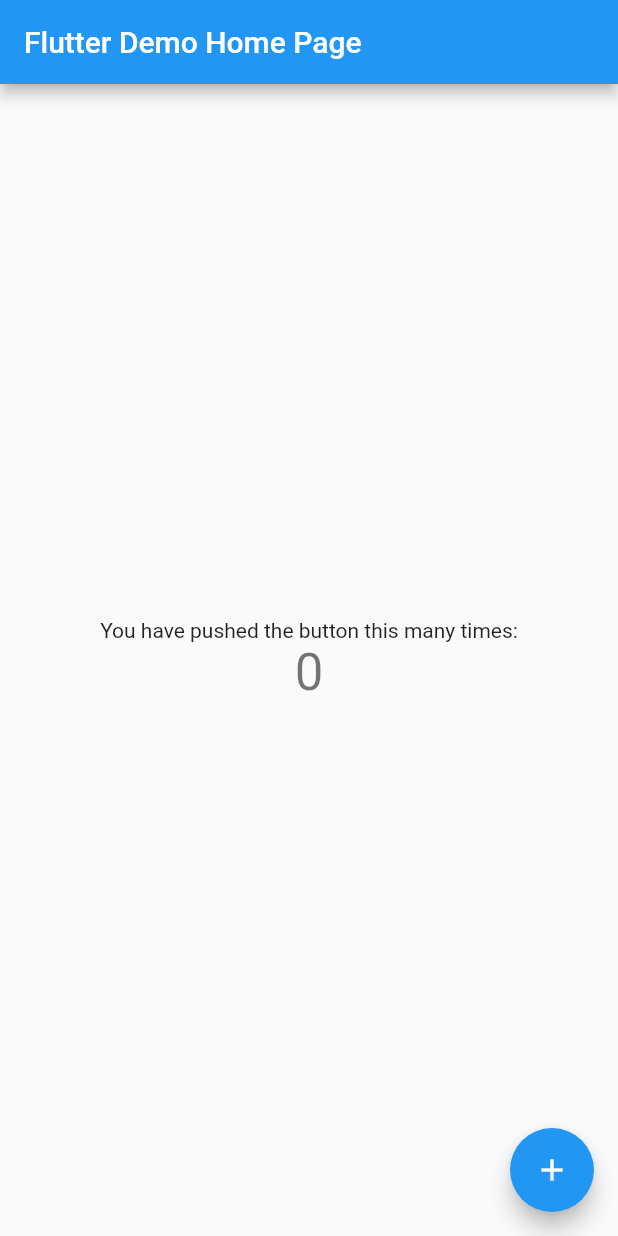
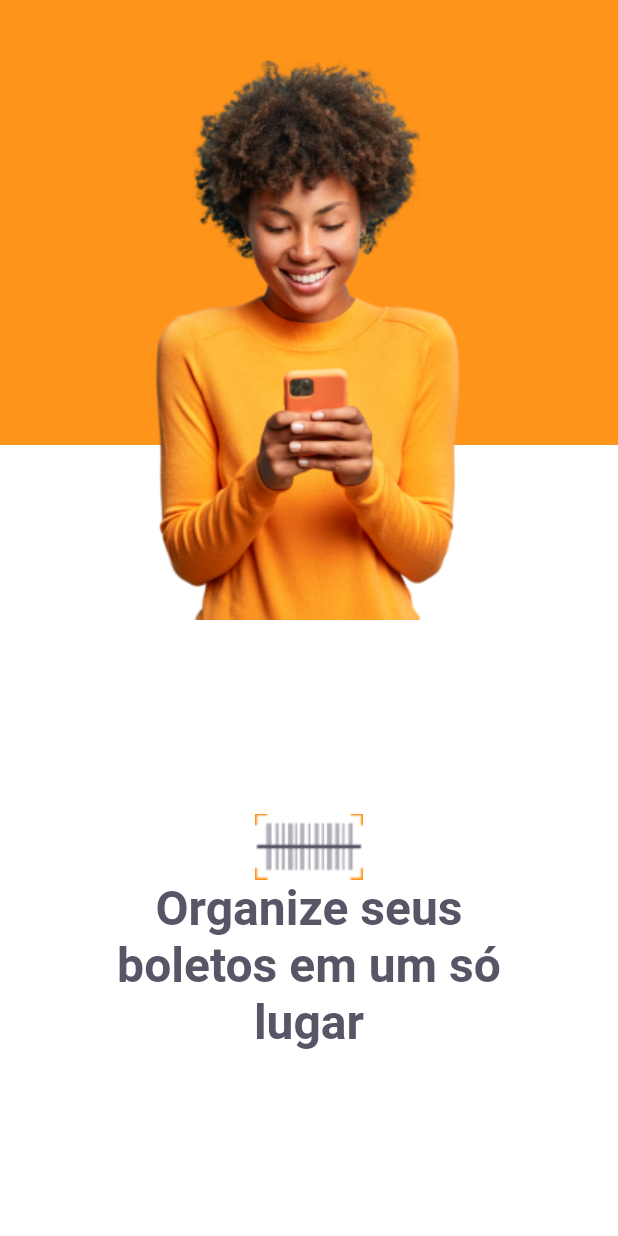
Before and after one commit to TheRoogers/payflow, a Flutter app: the screen it shows after launch, on a phone screen of 412 x 824 dp. Run offline on Flutter 3.47's test engine with Material 2 defaults, Android fonts, the phone set to English and light mode, and no system bars; our stand-ins replace google_fonts.

```diff
--- a/lib/main.dart
+++ b/lib/main.dart
@@ -1,113 +1,19 @@
 import 'package:flutter/material.dart';
+import 'package:payflow/modules/login/login_page.dart';
+import 'package:payflow/modules/splash/splash_page.dart';
+import 'package:payflow/shared/themes/app_colors.dart';
 
 void main() {
-  runApp(MyApp());
+  runApp(AppWidget());
 }
 
-class MyApp extends StatelessWidget {
-  // This widget is the root of your application.
+class AppWidget extends StatelessWidget {
   @override
   Widget build(BuildContext context) {
     return MaterialApp(
-      title: 'Flutter Demo',
-      theme: ThemeData(
-        // This is the theme of your application.
-        //
-        // Try running your application with "flutter run". You'll see the
-        // application has a blue toolbar. Then, without quitting the app, try
-        // changing the primarySwatch below to Colors.green and then invoke
-        // "hot reload" (press "r" in the console where you ran "flutter run",
-        // or simply save your changes to "hot reload" in a Flutter IDE).
-        // Notice that the counter didn't reset back to zero; the application
-        // is not restarted.
-        primarySwatch: Colors.blue,
-      ),
-      home: MyHomePage(title: 'Flutter Demo Home Page'),
+      title: 'Pay Flow',
+      theme: ThemeData(primaryColor: AppColors.primary),
+      home: LoginPage(),
     );
   }
 }
-
-class MyHomePage extends StatefulWidget {
-  MyHomePage({Key? key, required this.title}) : super(key: key);
-
-  // This widget is the home page of your application. It is stateful, meaning
-  // that it has a State object (defined below) that contains fields that affect
-  // how it looks.
-
-  // This class is the configuration for the state. It holds the values (in this
-  // case the title) provided by the parent (in this case the App widget) and
-  // used by the build method of the State. Fields in a Widget subclass are
-  // always marked "final".
-
-  final String title;
-
-  @override
-  _MyHomePageState createState() => _MyHomePageState();
-}
-
-class _MyHomePageState extends State<MyHomePage> {
-  int _counter = 0;
-
-  void _incrementCounter() {
-    setState(() {
-      // This call to setState tells the Flutter framework that something has
-      // changed in this State, which causes it to rerun the build method below
-      // so that the display can reflect the updated values. If we changed
-      // _counter without calling setState(), then the build method would not be
-      // called again, and so nothing would appear to happen.
-      _counter++;
-    });
-  }
-
-  @override
-  Widget build(BuildContext context) {
-    // This method is rerun every time setState is called, for instance as done
-    // by the _incrementCounter method above.
-    //
-    // The Flutter framework has been optimized to make rerunning build methods
-    // fast, so that you can just rebuild anything that needs updating rather
-    // than having to individually change instances of widgets.
-    return Scaffold(
-      appBar: AppBar(
-        // Here we take the value from the MyHomePage object that was created by
-        // the App.build method, and use it to set our appbar title.
-        title: Text(widget.title),
-      ),
-      body: Center(
-        // Center is a layout widget. It takes a single child and positions it
-        // in the middle of the parent.
-        child: Column(
-          // Column is also a layout widget. It takes a list of children and
-          // arranges them vertically. By default, it sizes itself to fit its
-          // children horizontally, and tries to be as tall as its parent.
-          //
-          // Invoke "debug painting" (press "p" in the console, choose the
-          // "Toggle Debug Paint" action from the Flutter Inspector in Android
-          // Studio, or the "Toggle Debug Paint" command in Visual Studio Code)
-          // to see the wireframe for each widget.
-          //
-          // Column has various properties to control how it sizes itself and
-          // how it positions its children. Here we use mainAxisAlignment to
-          // center the children vertically; the main axis here is the vertical
-          // axis because Columns are vertical (the cross axis would be
-          // horizontal).
-          mainAxisAlignment: MainAxisAlignment.center,
-          children: <Widget>[
-            Text(
-              'You have pushed the button this many times:',
-            ),
-            Text(
-              '$_counter',
-              style: Theme.of(context).textTheme.headline4,
-            ),
-          ],
-        ),
-      ),
-      floatingActionButton: FloatingActionButton(
-        onPressed: _incrementCounter,
-        tooltip: 'Increment',
-        child: Icon(Icons.add),
-      ), // This trailing comma makes auto-formatting nicer for build methods.
-    );
-  }
-}
--- /dev/null
+++ b/lib/modules/login/login_page.dart
@@ -0,0 +1,61 @@
+import 'package:flutter/material.dart';
+import 'package:payflow/shared/themes/app_colors.dart';
+import 'package:payflow/shared/themes/app_images.dart';
+import 'package:payflow/shared/themes/app_text_styles.dart';
+
+class LoginPage extends StatefulWidget {
+  const LoginPage({Key? key}) : super(key: key);
+
+  @override
+  _LoginPageState createState() => _LoginPageState();
+}
+
+class _LoginPageState extends State<LoginPage> {
+  @override
+  Widget build(BuildContext context) {
+    final size = MediaQuery.of(context).size;
+    return Scaffold(
+      backgroundColor: AppColors.background,
+      body: Container(
+        width: size.width,
+        height: size.height,
+        child: Stack(
+          children: [
+            Container(
+              width: size.width,
+              height: size.height * 0.36,
+              color: AppColors.primary,
+            ),
+            Positioned(
+              top: 40,
+              left: 0,
+              right: 0,
+              child: Image.asset(
+                AppImages.person, width: 208, height: 373,
+              )
+            ),
+            Positioned(
+              bottom: size.height * 0.15,
+              left: 0,
+              right: 0,
+              child: Column(
+                mainAxisAlignment: MainAxisAlignment.center,
+                crossAxisAlignment: CrossAxisAlignment.center,
+                children: [
+                  Image.asset(AppImages.logomini),
+                  Padding(
+                    padding: const EdgeInsets.only(left: 70, right: 70),
+                    child: Text(
+                      "Organize seus boletos em um só lugar",
+                      textAlign: TextAlign.center,
+                      style: TextStyles.titleHome,),
+                  )
+                ],
+              ),
+            )
+          ],
+        ),
+      ),
+    );
+  }
+}
--- /dev/null
+++ b/lib/modules/splash/splash_page.dart
@@ -0,0 +1,20 @@
+import 'package:flutter/material.dart';
+import 'package:payflow/shared/themes/app_colors.dart';
+import 'package:payflow/shared/themes/app_images.dart';
+
+class SplashPage extends StatelessWidget {
+  const SplashPage({ Key? key }) : super(key: key);
+
+  @override
+  Widget build(BuildContext context) {
+    return Scaffold(
+      backgroundColor: AppColors.background,
+      body: Stack(
+        children: [
+          Center(child: Image.asset(AppImages.union)),
+          Center(child: Image.asset(AppImages.logoFull)),
+        ],
+      ),
+    );
+  }
+}
--- /dev/null
+++ b/lib/shared/themes/app_colors.dart
@@ -0,0 +1,12 @@
+import  'package:flutter/material.dart';
+
+class AppColors{
+static final primary = Color(0xFFFF941A);
+static final grey = Color(0xFF585666);
+static final delete = Color(0xFFE83F5B);
+static final heading = Color(0xFF585666);
+static final body = Color(0xFF706E7A);
+static final stroke = Color(0xFFE3E3E6);
+static final shape = Color(0xFFFAFAFC);
+static final background = Color(0xFFFFFFFF);
+}
--- /dev/null
+++ b/lib/shared/themes/app_images.dart
@@ -0,0 +1,7 @@
+class  AppImages {
+static  const logoFull = "assets/images/logofull.png";
+static  const logomini = "assets/images/logomini.png";
+static  const union = "assets/images/union.png";
+static  const person = "assets/images/person.png";
+static  const google = "assets/images/google.png";
+}
--- /dev/null
+++ b/lib/shared/themes/app_text_styles.dart
@@ -0,0 +1,111 @@
+import 'package:flutter/material.dart';
+import 'package:google_fonts/google_fonts.dart';
+import 'package:payflow/shared/themes/app_colors.dart';
+
+class TextStyles {
+  static final titleHome = GoogleFonts.lexendDeca(
+    fontSize: 32,
+    fontWeight: FontWeight.w600,
+    color: AppColors.heading,
+  );
+  static final titleRegular = GoogleFonts.lexendDeca(
+    fontSize: 20,
+    fontWeight: FontWeight.w400,
+    color: AppColors.heading,
+  );
+  static final titleBoldHeading = GoogleFonts.lexendDeca(
+    fontSize: 20,
+    fontWeight: FontWeight.w600,
+    color: AppColors.heading,
+  );
+  static final titleBoldBackground = GoogleFonts.lexendDeca(
+    fontSize: 20,
+    fontWeight: FontWeight.w600,
+    color: AppColors.background,
+  );
+  static final titleListTile = GoogleFonts.lexendDeca(
+    fontSize: 17,
+    fontWeight: FontWeight.w600,
+    color: AppColors.heading,
+  );
+  static final trailingRegular = GoogleFonts.lexendDeca(
+    fontSize: 16,
+    fontWeight: FontWeight.w400,
+    color: AppColors.heading,
+  );
+  static final trailingBold = GoogleFonts.lexendDeca(
+    fontSize: 16,
+    fontWeight: FontWeight.w600,
+    color: AppColors.heading,
+  );
+  static final buttonPrimary = GoogleFonts.inter(
+    fontSize: 15,
+    fontWeight: FontWeight.w400,
+    color: AppColors.primary,
+  );
+  static final buttonHeading = GoogleFonts.inter(
+    fontSize: 15,
+    fontWeight: FontWeight.w400,
+    color: AppColors.heading,
+  );
+  static final buttonGray = GoogleFonts.inter(
+    fontSize: 15,
+    fontWeight: FontWeight.w400,
+    color: AppColors.grey,
+  );
+  static final buttonBackground = GoogleFonts.inter(
+    fontSize: 15,
+    fontWeight: FontWeight.w400,
+    color: AppColors.background,
+  );
+  static final buttonBoldPrimary = GoogleFonts.inter(
+    fontSize: 15,
+    fontWeight: FontWeight.w700,
+    color: AppColors.primary,
+  );
+  static final buttonBoldHeading = GoogleFonts.inter(
+    fontSize: 15,
+    fontWeight: FontWeight.w700,
+    color: AppColors.heading,
+  );
+  static final buttonBoldGray = GoogleFonts.inter(
+    fontSize: 15,
+    fontWeight: FontWeight.w700,
+    color: AppColors.grey,
+  );
+  static final buttonBoldBackground = GoogleFonts.inter(
+    fontSize: 15,
+    fontWeight: FontWeight.w700,
+    color: AppColors.background,
+  );
+  static final captionBackground = GoogleFonts.lexendDeca(
+    fontSize: 13,
+    fontWeight: FontWeight.w400,
+    color: AppColors.background,
+  );
+  static final captionShape = GoogleFonts.lexendDeca(
+    fontSize: 13,
+    fontWeight: FontWeight.w400,
+    color: AppColors.shape,
+  );
+  static final captionBody = GoogleFonts.lexendDeca(
+    fontSize: 13,
+    fontWeight: FontWeight.w400,
+    color: AppColors.body,
+  );
+  static final captionBoldBackground = GoogleFonts.lexendDeca(
+    fontSize: 13,
+    fontWeight: FontWeight.w600,
+    color: AppColors.background,
+  );
+  static final captionBoldShape = GoogleFonts.lexendDeca(
+    fontSize: 13,
+    fontWeight: FontWeight.w600,
+    color: AppColors.shape,
+  );
+  static final captionBoldBody = GoogleFonts.lexendDeca(
+    fontSize: 13,
+    fontWeight: FontWeight.w600,
+    color: AppColors.body,
+  );
+}
```
Also changed, not shown: pubspec.yaml (+3 -10 lines), assets/images/google.png (added), assets/images/logofull.png (added), assets/images/logomini.png (added), assets/images/person.png (added), assets/images/union.png (added), pubspec.lock, 2 other files.
